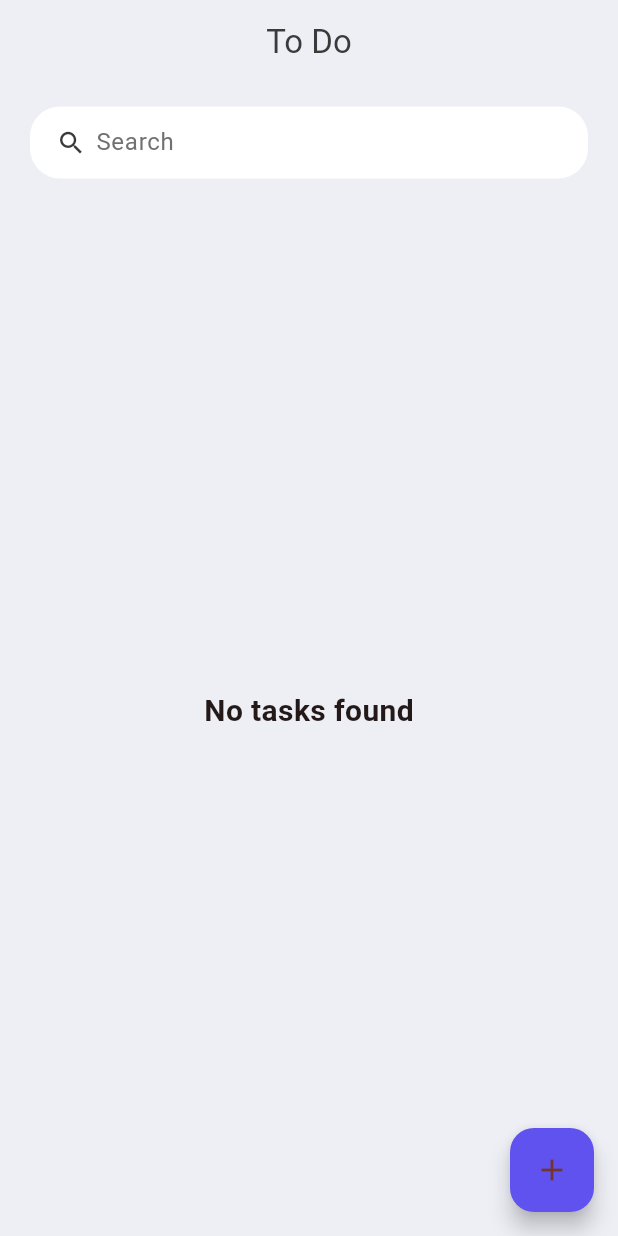
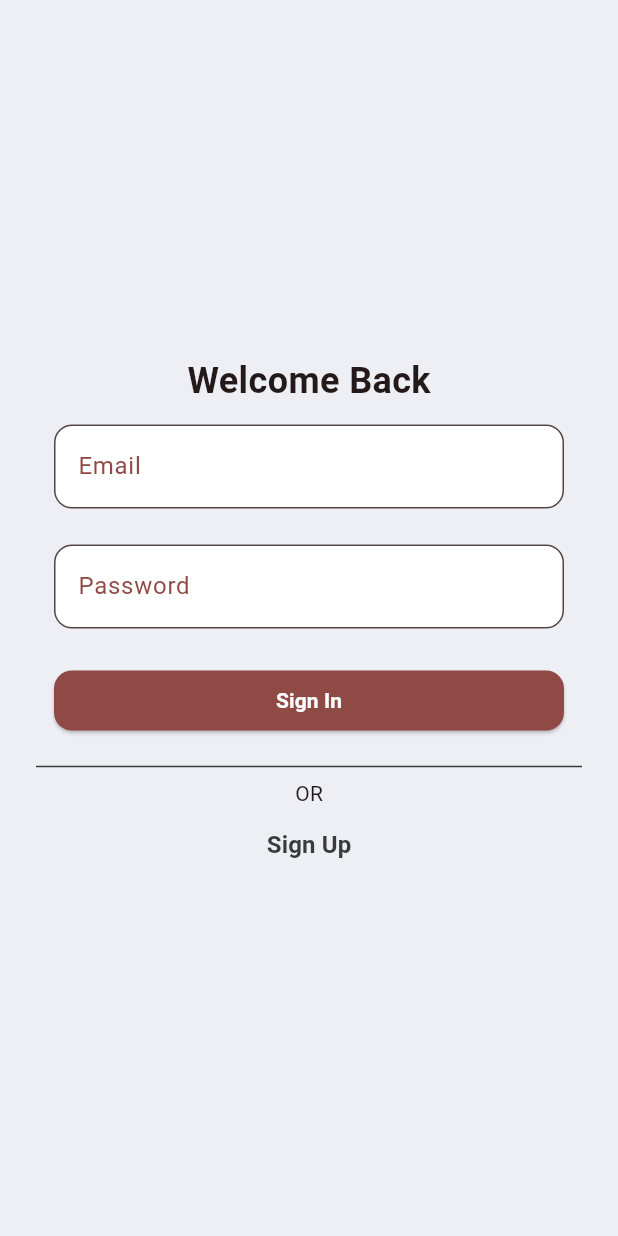
Before and after one commit to kratikpal/task_app, a Flutter app: the screen it shows after launch, on a phone screen of 412 x 824 dp. Run offline on Flutter 3.47's test engine with Material 3 defaults, Android fonts, the phone set to English and light mode, and no system bars; our stand-ins replace cloud_firestore, firebase_auth, firebase_core, sqflite; accounts and stored records are empty.

Commit message:
Firebase Auth

```diff
--- a/lib/main.dart
+++ b/lib/main.dart
@@ -1,10 +1,16 @@
+import 'package:firebase_auth/firebase_auth.dart' as auth;
+import 'package:firebase_core/firebase_core.dart';
 import 'package:flutter/material.dart';
 import 'package:provider/provider.dart';
 import 'package:tasks/constants/color_constants.dart';
 import 'package:tasks/providers/task_provider.dart';
 import 'package:tasks/screens/home_screen.dart';
+import 'package:tasks/screens/login_screen.dart';
+import 'package:tasks/providers/auth_provider.dart';
 
-void main() {
+void main() async {
+  WidgetsFlutterBinding.ensureInitialized();
+  await Firebase.initializeApp();
   runApp(const MyApp());
 }
 
@@ -14,14 +20,21 @@ class MyApp extends StatelessWidget {
   @override
   Widget build(BuildContext context) {
     return MultiProvider(
-      providers: [ChangeNotifierProvider(create: (_) => TaskProvider())],
+      providers: [
+        ChangeNotifierProvider(create: (_) => TaskProvider()),
+        ChangeNotifierProvider(create: (_) => AuthProvider()),
+      ],
       child: MaterialApp(
         title: 'Tasks',
         theme: ThemeData(
           colorScheme: ColorScheme.fromSeed(seedColor: ColorConstants.tdRed),
           useMaterial3: true,
         ),
-        home: const HomeScreen(),
+        home: StreamBuilder(
+          stream: auth.FirebaseAuth.instance.authStateChanges(),
+          builder: (context, snapshot) =>
+              snapshot.hasData ? const HomeScreen() : LoginScreen(),
+        ),
       ),
     );
   }
--- /dev/null
+++ b/lib/providers/auth_provider.dart
@@ -0,0 +1,72 @@
+import 'package:cloud_firestore/cloud_firestore.dart';
+import 'package:firebase_auth/firebase_auth.dart';
+import 'package:flutter/material.dart';
+
+class AuthProvider extends ChangeNotifier {
+  bool _isLoading = false;
+  String _errorMessage = '';
+
+  final FirebaseAuth _auth = FirebaseAuth.instance;
+  final FirebaseFirestore _firestore = FirebaseFirestore.instance;
+
+  bool get isLoading => _isLoading;
+  String get errorMessage => _errorMessage;
+
+  void setIsLoading(bool isLoading) {
+    _isLoading = isLoading;
+    notifyListeners();
+  }
+
+  void clearErrorMessage() {
+    _errorMessage = '';
+    notifyListeners();
+  }
+
+  Future<void> signUp(
+      {required String email,
+      required String password,
+      required String name}) async {
+    setIsLoading(true);
+    try {
+      await _auth.createUserWithEmailAndPassword(
+        email: email,
+        password: password,
+      );
+      await _firestore
+          .collection('users')
+          .doc(_auth.currentUser!.uid)
+          .set({'name': name, 'email': email});
+    } on FirebaseAuthException catch (e) {
+      if (e.code == 'weak-password') {
+        _errorMessage = 'The password provided is too weak.';
+      } else if (e.code == 'email-already-in-use') {
+        _errorMessage = 'The account already exists for that email.';
+      }
+    } catch (e) {
+      _errorMessage = e.toString();
+    } finally {
+      setIsLoading(false);
+    }
+  }
+
+  Future<void> logIn({required String email, required String password}) async {
+    setIsLoading(true);
+    try {
+      await _auth.signInWithEmailAndPassword(email: email, password: password);
+    } on FirebaseAuthException catch (e) {
+      if (e.code == 'user-not-found') {
+        _errorMessage = 'No user found for that email.';
+      } else if (e.code == 'wrong-password') {
+        _errorMessage = 'Wrong password provided for that user.';
+      }
+    } catch (e) {
+      _errorMessage = e.toString();
+    } finally {
+      setIsLoading(false);
+    }
+  }
+
+  Future<void> logOut() async {
+    await _auth.signOut();
+  }
+}
--- /dev/null
+++ b/lib/screens/login_screen.dart
@@ -0,0 +1,117 @@
+import 'package:flutter/material.dart';
+import 'package:provider/provider.dart';
+import 'package:tasks/constants/color_constants.dart';
+import 'package:tasks/providers/auth_provider.dart';
+import 'package:tasks/screens/signup_screen.dart';
+import 'package:tasks/widgets/button_widget.dart';
+import 'package:tasks/widgets/input_field_widget.dart';
+
+class LoginScreen extends StatelessWidget {
+  LoginScreen({super.key});
+  final GlobalKey<FormState> formKey = GlobalKey<FormState>();
+  final TextEditingController emailController = TextEditingController();
+  final TextEditingController passwordController = TextEditingController();
+
+  @override
+  Widget build(BuildContext context) {
+    return Scaffold(
+      backgroundColor: ColorConstants.tdBGColor,
+      body: Center(
+        child: Container(
+          padding: const EdgeInsets.all(24),
+          child: Form(
+            key: formKey,
+            child: Column(
+              mainAxisAlignment: MainAxisAlignment.center,
+              crossAxisAlignment: CrossAxisAlignment.center,
+              children: [
+                const Text(
+                  'Welcome Back',
+                  style: TextStyle(
+                    fontSize: 24.0,
+                    fontWeight: FontWeight.bold,
+                  ),
+                ),
+                InputFieldWidget(
+                  label: 'Email',
+                  controller: emailController,
+                  keyboardType: TextInputType.emailAddress,
+                  validator: (value) {
+                    if (value == null || value.isEmpty) {
+                      return 'Please enter some text';
+                    } else if (!RegExp(
+                            r"^[a-zA-Z0-9.a-zA-Z0-9.!#$%&'*+-/=?^_`{|}~]+@[a-zA-Z0-9]+\.[a-zA-Z]+")
+                        .hasMatch(value)) {
+                      return 'Please enter a valid email';
+                    }
+                    return null;
+                  },
+                ),
+                InputFieldWidget(
+                  label: 'Password',
+                  obscureText: true,
+                  controller: passwordController,
+                  validator: (value) {
+                    if (value == null || value.isEmpty) {
+                      return 'Please enter some text';
+                    } else if (value.length < 6) {
+                      return 'Password must be at least 6 characters';
+                    }
+                    return null;
+                  },
+                ),
+                Consumer<AuthProvider>(
+                  builder: (context, ref, child) {
+                    if (ref.errorMessage.isNotEmpty) {
+                      WidgetsBinding.instance.addPostFrameCallback((_) {
+                        ScaffoldMessenger.of(context).showSnackBar(
+                          SnackBar(
+                            content: Text(ref.errorMessage),
+                          ),
+                        );
+                        ref.clearErrorMessage();
+                      });
+                    }
+
+                    return ButtonWidget(
+                      label: 'Sign In',
+                      isLoading: ref.isLoading,
+                      onPressed: () {
+                        if (formKey.currentState!.validate()) {
+                          ref.logIn(
+                            email: emailController.text.trim(),
+                            password: passwordController.text.trim(),
+                          );
+                        }
+                      },
+                    );
+                  },
+                ),
+                Divider(color: ColorConstants.tdBlack),
+                const Text('OR'),
+                TextButton(
+                  onPressed: () {
+                    Navigator.pushReplacement(
+                      context,
+                      MaterialPageRoute(
+                        builder: (context) => SignupScreen(),
+                      ),
+                    );
+                  },
+                  child: const Text(
+                    'Sign Up',
+                    style: TextStyle(
+                      color: ColorConstants.tdBlack,
+                      fontWeight: FontWeight.bold,
+                      fontSize: 16,
+                    ),
+                  ),
+                )
+              ],
+            ),
+          ),
+        ),
+      ),
+    );
+  }
+}
--- a/lib/widgets/input_field_widget.dart
+++ b/lib/widgets/input_field_widget.dart
@@ -5,10 +5,14 @@ class InputFieldWidget extends StatelessWidget {
   final String label;
   final bool obscureText;
   final TextEditingController? controller;
+  final TextInputType? keyboardType;
+  final FormFieldValidator<String>? validator;
   const InputFieldWidget({
     super.key,
     required this.label,
     this.obscureText = false,
+    this.validator,
+    this.keyboardType,
     this.controller,
   });
 
@@ -21,6 +25,8 @@ class InputFieldWidget extends StatelessWidget {
         child: TextFormField(
           obscureText: obscureText,
           controller: controller,
+          keyboardType: keyboardType,
+          validator: validator,
           decoration: InputDecoration(
             labelText: label,
             labelStyle: TextStyle(
--- a/pubspec.yaml
+++ b/pubspec.yaml
@@ -40,6 +40,7 @@ dependencies:
   sqflite: ^2.4.1
   path: ^1.9.0
   intl: ^0.20.1
+  cloud_firestore: ^5.6.1
 
 dev_dependencies:
   flutter_test:
```
Also changed, not shown: lib/screens/home_screen.dart (+15 -2 lines), lib/screens/signup_screen.dart (added, +129 -0 lines), pubspec.lock, 4 other files.
